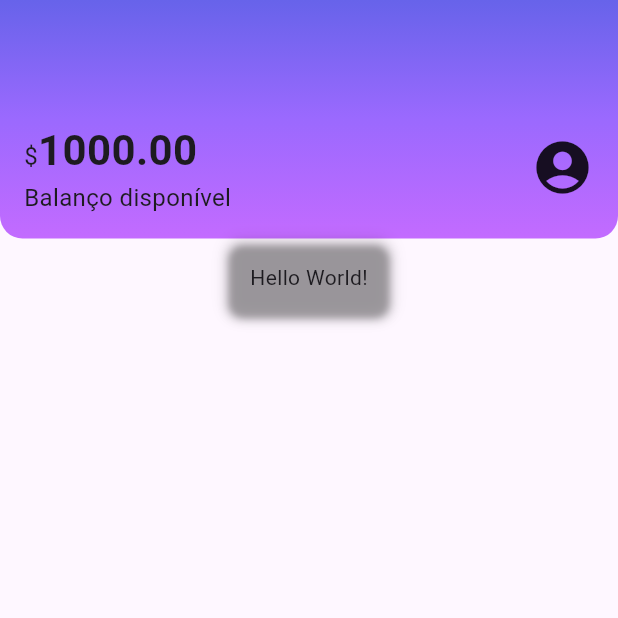
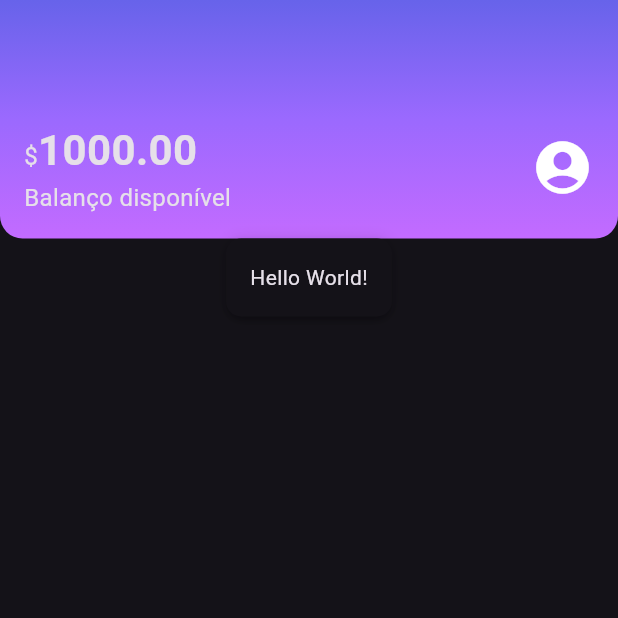
Before and after one commit to leonardo-silva/flutter-alubank, a Flutter app: the screen it shows after launch, on a phone screen of 412 x 824 dp, the top half of it. Run offline on Flutter 3.47's test engine with Material 3 defaults, Android fonts, the light colour scheme and no system bars.

Commit message:
feat: defining MaterialApp theme

```diff
--- a/lib/components/box_card.dart
+++ b/lib/components/box_card.dart
@@ -11,6 +11,7 @@ class BoxCard extends StatelessWidget {
       decoration: BoxDecoration(
         boxShadow: kElevationToShadow[3],
         borderRadius: BorderRadius.circular(10),
+        color: Theme.of(context).cardColor,
       ),
       child: boxContent,
     );
--- a/lib/main.dart
+++ b/lib/main.dart
@@ -11,6 +11,6 @@ class Alubank extends StatelessWidget {
   // This widget is the root of your application.
   @override
   Widget build(BuildContext context) {
-    return MaterialApp(title: 'Alubank', home: Home());
+    return MaterialApp(title: 'Alubank', home: Home(), theme: ThemeData.dark());
   }
 }
```
